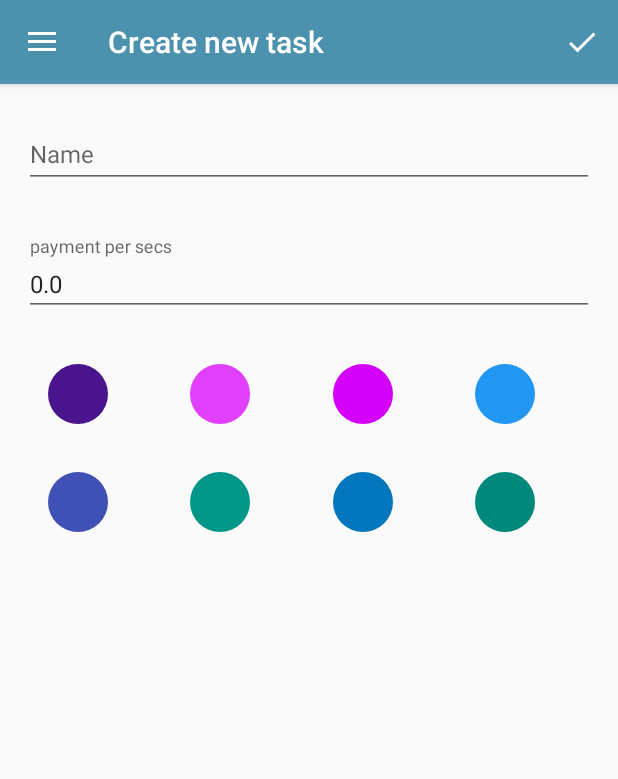
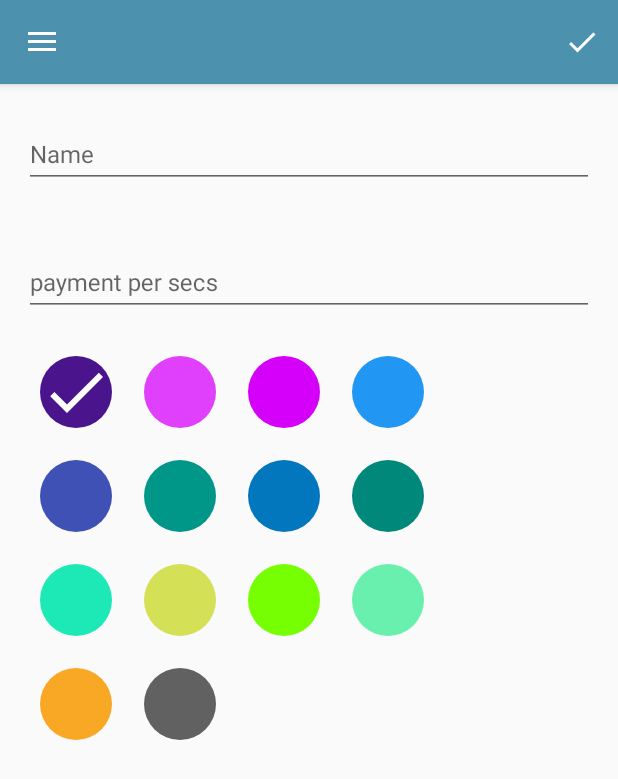
Before and after one commit to quyetdv155214/Pomodoro, an Android app: the fragment TaskDetailFragment placed in its activity, on a phone screen of 412 x 824 dp. Shown: the top 779 px of the screen. Run offline under Robolectric (Android 15) with nearby library versions, the phone set to English and light mode, and no system bars; our stand-ins replace ButterKnife.

Commit message:
session 7

```diff
--- a/Podomoro/app/src/main/java/com/example/quyet/podomoro/activities/LoginActivity.java
+++ b/Podomoro/app/src/main/java/com/example/quyet/podomoro/activities/LoginActivity.java
@@ -75,7 +75,7 @@ public class LoginActivity extends AppCompatActivity {
         SharedPrefs.init(this);
         etUsername.requestFocus();
 
-//        skipLoginIfPossible();
+        skipLoginIfPossible();
 //
 
     }
--- a/Podomoro/app/src/main/java/com/example/quyet/podomoro/adapters/ColorTableAdapter.java
+++ /dev/null
@@ -1,43 +0,0 @@
-package com.example.quyet.podomoro.adapters;
-
-import android.support.v7.widget.RecyclerView;
-import android.view.LayoutInflater;
-import android.view.View;
-import android.view.ViewGroup;
-
-import com.example.quyet.podomoro.R;
-import com.example.quyet.podomoro.adapters.viewHolders.ColorTableViewHolder;
-import com.example.quyet.podomoro.databases.DBContext;
-import com.example.quyet.podomoro.databases.models.Color;
-
-/**
- * Created by quyet on 2/11/2017.
- */
-
-public class ColorTableAdapter extends RecyclerView.Adapter<ColorTableViewHolder>{
-
-    @Override
-    public ColorTableViewHolder onCreateViewHolder(ViewGroup parent, int viewType) {
-        LayoutInflater layoutInflater  = LayoutInflater.from(parent.getContext());
-        View itemView  = layoutInflater.inflate(
-                R.layout.item_color,
-                parent,
-                false
-        );
-
-        ColorTableViewHolder colorTableViewHolder = new ColorTableViewHolder(itemView);
-        return colorTableViewHolder;
-    }
-
-    @Override
-    public void onBindViewHolder(ColorTableViewHolder holder, int position) {
-        Color color = DBContext.instance.allColor().get(position);
-        holder.bind(color);
-    }
-
-    @Override
-    public int getItemCount() {
-
-        return DBContext.instance.allColor().size();
-    }
-}
--- a/Podomoro/app/src/main/java/com/example/quyet/podomoro/adapters/TaskAdapter.java
+++ b/Podomoro/app/src/main/java/com/example/quyet/podomoro/adapters/TaskAdapter.java
@@ -15,6 +15,15 @@ import com.example.quyet.podomoro.databases.models.Task;
  */
 
 public class TaskAdapter extends RecyclerView.Adapter<TaskViewHolder> {
+    public interface TaskItemClickListener{
+        void onItemClick(Task task);
+    }
+    private TaskItemClickListener taskItemClickListener;
+
+    public void setTaskItemClickListener(TaskItemClickListener taskItemClickListener) {
+        this.taskItemClickListener = taskItemClickListener;
+    }
+
     @Override
     public TaskViewHolder onCreateViewHolder(ViewGroup parent, int viewType) {
         // 1 : create view
@@ -32,9 +41,19 @@ public class TaskAdapter extends RecyclerView.Adapter<TaskViewHolder> {
     @Override
     public void onBindViewHolder(TaskViewHolder holder, int position) {
         //1 : get data based on positon
-        Task task = DBContext.instance.allTask().get(position);
+        final Task task = DBContext.instance.allTask().get(position);
         //2 : bind data into view
         holder.bind(task);
+        holder.itemView.setOnClickListener(new View.OnClickListener() {
+            @Override
+            public void onClick(View v) {
+                //send event to outside
+            if (taskItemClickListener != null){
+                taskItemClickListener.onItemClick(task);
+            }
+
+            }
+        });
     }
     // lay so luong
     @Override
--- /dev/null
+++ b/Podomoro/app/src/main/java/com/example/quyet/podomoro/adapters/TaskColorAdapter.java
@@ -0,0 +1,84 @@
+package com.example.quyet.podomoro.adapters;
+
+import android.support.v7.widget.RecyclerView;
+import android.util.Log;
+import android.view.LayoutInflater;
+import android.view.View;
+import android.view.ViewGroup;
+
+import com.example.quyet.podomoro.R;
+import com.example.quyet.podomoro.adapters.viewHolders.ColorTableViewHolder;
+import com.example.quyet.podomoro.databases.DBContext;
+import com.example.quyet.podomoro.databases.models.Color;
+import com.example.quyet.podomoro.databases.models.Task;
+
+import static android.content.ContentValues.TAG;
+
+/**
+ * Created by quyet on 2/11/2017.
+ */
+
+public class TaskColorAdapter extends RecyclerView.Adapter<ColorTableViewHolder>{
+    private int selectedPosition;
+
+
+    @Override
+    public ColorTableViewHolder onCreateViewHolder(ViewGroup parent, int viewType) {
+
+        //lay layout inflater
+        LayoutInflater layoutInflater  = LayoutInflater.from(parent.getContext());
+        // cang view
+        View itemView  = layoutInflater.inflate(
+                R.layout.item_color,
+                parent,
+                false
+        );
+
+        ColorTableViewHolder colorTableViewHolder = new ColorTableViewHolder(itemView);
+        return colorTableViewHolder;
+    }
+
+    @Override
+    public void onBindViewHolder(ColorTableViewHolder holder, final int position) {
+        Color color = DBContext.instance.allColor().get(position);
+        holder.bind(color);
+        if(selectedPosition == position){
+            holder.setCheck(true);
+        }else{
+            holder.setCheck(false);
+        }
+        // bat su kien onclick item
+        holder.itemView.setOnClickListener(new View.OnClickListener() {
+            @Override
+            public void onClick(View v) {
+                selectedPosition = position;
+                Log.d(TAG, "onClick : item position "+ selectedPosition);
+                notifyDataSetChanged();
+            }
+        });
+
+
+
+    }
+
+    @Override
+    public int getItemCount() {
+
+        return DBContext.instance.allColor().size();
+    }
+    public void setSelectedColor(String color)
+    {
+        selectedPosition = 0;
+        for (int colorIndex =0; colorIndex <Color.COLORS.length; colorIndex++)
+        {
+            if (Color.COLORS[colorIndex].equalsIgnoreCase(color)){
+                selectedPosition = colorIndex;
+                break;
+            }
+        }
+        notifyDataSetChanged();
+    }
+    public String getSelectedColor(){
+        return Color.COLORS[selectedPosition];
+    }
+}
--- a/Podomoro/app/src/main/java/com/example/quyet/podomoro/adapters/viewHolders/ColorTableViewHolder.java
+++ b/Podomoro/app/src/main/java/com/example/quyet/podomoro/adapters/viewHolders/ColorTableViewHolder.java
@@ -5,6 +5,7 @@ import android.graphics.drawable.GradientDrawable;
 import android.support.v7.widget.RecyclerView;
 import android.view.View;
 import android.widget.CheckBox;
+import android.widget.ImageView;
 
 import com.example.quyet.podomoro.R;
 
@@ -16,8 +17,8 @@ import butterknife.ButterKnife;
  */
 
 public class ColorTableViewHolder extends RecyclerView.ViewHolder implements View.OnClickListener {
-    @BindView(R.id.cb_color)
-    CheckBox cb_color;
+    @BindView(R.id.iv_check)
+    ImageView iv_check;
     @BindView(R.id.v_color)
     View v_color;
 
@@ -31,10 +32,13 @@ public class ColorTableViewHolder extends RecyclerView.ViewHolder implements Vie
     }
     @Override
     public void onClick(View view) {
-        if (cb_color.isChecked()){
-            cb_color.setChecked(false);
+
+    }
+    public  void setCheck(boolean check){
+        if (check){
+            iv_check.setVisibility(View.VISIBLE);
         }else{
-            cb_color.setChecked(true);
+            iv_check.setVisibility(View.INVISIBLE);
         }
     }
 }
--- a/Podomoro/app/src/main/java/com/example/quyet/podomoro/adapters/viewHolders/TaskViewHolder.java
+++ b/Podomoro/app/src/main/java/com/example/quyet/podomoro/adapters/viewHolders/TaskViewHolder.java
@@ -50,7 +50,6 @@ public class TaskViewHolder extends RecyclerView.ViewHolder{
         gradientDrawable.setColor(Color.parseColor(task.getColor()));
         // 2 : bind name
          tv_task_name.setText(task.getName());
-
     }
 
 
--- a/Podomoro/app/src/main/java/com/example/quyet/podomoro/databases/DBContext.java
+++ b/Podomoro/app/src/main/java/com/example/quyet/podomoro/databases/DBContext.java
@@ -17,24 +17,31 @@ public class DBContext {
     private DBContext() {
     }
 
-    public List<Task> allTask(){
-        List<Task> tasks = new ArrayList<>();
-        tasks.add(new Task("Task 1","#4A148C"));
-        tasks.add(new Task("Task 2","#E040FB"));
-        tasks.add(new Task("Task 3","#D500F9"));
-        tasks.add(new Task("Task 4","#2196F3"));
-        tasks.add(new Task("Task 5","#3F51B5"));
-        tasks.add(new Task("Task 6","#009688"));
-        tasks.add(new Task("Task 7","#0277BD"));
-        tasks.add(new Task("Task 8","#00897B"));
-        tasks.add(new Task("Task 9","#1DE9B6"));
-        tasks.add(new Task("Task 10","#D4E157"));
-        tasks.add(new Task("Task 11","#76FF03"));
-        tasks.add(new Task("Task 12","#69F0AE"));
-        tasks.add(new Task("Task 13","#F9A825"));
-        tasks.add(new Task("Task 14","#616161"));
+    List<Task> tasks;
+
+    public List<Task> allTask() {
+        if (tasks == null) {
+            tasks = new ArrayList<>();
+            tasks.add(new Task("Task 1", "#4A148C", 1));
+            tasks.add(new Task("Task 2", "#E040FB", 8));
+            tasks.add(new Task("Task 3", "#D500F9", 9));
+            tasks.add(new Task("Task 4", "#2196F3",9));
+            tasks.add(new Task("Task 5", "#3F51B5",0.5));
+            tasks.add(new Task("Task 6", "#009688",0.8));
+            tasks.add(new Task("Task 7", "#0277BD"));
+            tasks.add(new Task("Task 8", "#00897B"));
+            tasks.add(new Task("Task 9", "#1DE9B6"));
+            tasks.add(new Task("Task 10", "#D4E157"));
+            tasks.add(new Task("Task 11", "#76FF03"));
+            tasks.add(new Task("Task 12", "#69F0AE"));
+            tasks.add(new Task("Task 13", "#F9A825"));
+            tasks.add(new Task("Task 14", "#616161"));
+        }
+
         return tasks;
-    }  public List<Color> allColor(){
+    }
+
+    public List<Color> allColor() {
         List<Color> colors = new ArrayList<>();
         colors.add(new Color("#4A148C"));
         colors.add(new Color("#E040FB"));
@@ -52,4 +59,9 @@ public class DBContext {
         colors.add(new Color("#616161"));
         return colors;
     }
+
+
+    public void addTask(Task newTask) {
+        tasks.add(newTask);
+    }
 }
--- a/Podomoro/app/src/main/java/com/example/quyet/podomoro/databases/models/Task.java
+++ b/Podomoro/app/src/main/java/com/example/quyet/podomoro/databases/models/Task.java
@@ -7,7 +7,7 @@ package com.example.quyet.podomoro.databases.models;
 public class Task {
     private String name;
     private String color;
-
+    private double payment_per_hour;
 
     public String getName() {
         return name;
@@ -31,6 +31,12 @@ public class Task {
 
     }
 
+    public Task(String name, String color, double payment_per_hour) {
+        this.name = name;
+        this.color = color;
+        this.payment_per_hour = payment_per_hour;
+    }
+
     @Override
     public String toString() {
         return "Task{" +
@@ -38,4 +44,12 @@ public class Task {
                 ", name='" + name + '\'' +
                 '}';
     }
+
+    public double getPayment_per_hour() {
+        return payment_per_hour;
+    }
+
+    public void setPayment_per_hour(float payment_per_hour) {
+        this.payment_per_hour = payment_per_hour;
+    }
 }
--- /dev/null
+++ b/Podomoro/app/src/main/java/com/example/quyet/podomoro/decoration/TaskColorDecor.java
@@ -0,0 +1,19 @@
+package com.example.quyet.podomoro.decoration;
+
+import android.graphics.Rect;
+import android.support.v7.widget.RecyclerView;
+import android.view.View;
+
+/**
+ * Created by quyetdv on 2/15/2017.
+ */
+
+public class TaskColorDecor extends RecyclerView.ItemDecoration {
+    @Override
+    public void getItemOffsets(Rect outRect, View view, RecyclerView parent, RecyclerView.State state) {
+        outRect.top= 16;
+        outRect.right =16;
+        outRect.left = 16;
+        outRect.bottom= 16;
+    }
+}
--- a/Podomoro/app/src/main/java/com/example/quyet/podomoro/fragment/ManagerFragment.java
+++ b/Podomoro/app/src/main/java/com/example/quyet/podomoro/fragment/ManagerFragment.java
@@ -29,4 +29,6 @@ public class ManagerFragment {
         }
         ft.commit();
     }
+
+
 }
--- a/Podomoro/app/src/main/java/com/example/quyet/podomoro/fragment/TaskDetailFragment.java
+++ b/Podomoro/app/src/main/java/com/example/quyet/podomoro/fragment/TaskDetailFragment.java
@@ -3,8 +3,6 @@ package com.example.quyet.podomoro.fragment;
 
 import android.os.Bundle;
 import android.support.v4.app.Fragment;
-import android.support.v4.app.FragmentManager;
-import android.support.v7.app.AppCompatActivity;
 import android.support.v7.widget.GridLayoutManager;
 import android.support.v7.widget.RecyclerView;
 import android.view.LayoutInflater;
@@ -18,7 +16,10 @@ import android.widget.Toast;
 
 import com.example.quyet.podomoro.R;
 import com.example.quyet.podomoro.activities.TaskActivity;
-import com.example.quyet.podomoro.adapters.ColorTableAdapter;
+import com.example.quyet.podomoro.adapters.TaskColorAdapter;
+import com.example.quyet.podomoro.databases.DBContext;
+import com.example.quyet.podomoro.databases.models.Task;
+import com.example.quyet.podomoro.decoration.TaskColorDecor;
 
 import butterknife.BindView;
 import butterknife.ButterKnife;
@@ -30,13 +31,26 @@ public class TaskDetailFragment extends Fragment implements FragmentListener{
 
     @BindView(R.id.rv_colors)
     RecyclerView rv_colors;
+
+    @BindView(R.id.et_name)
+    EditText et_name;
     @BindView(R.id.et_payment)
     EditText payment;
+    TaskColorAdapter colorAdapter;
+    private String title;
+    private Task task;
     public TaskDetailFragment() {
         // Required empty public constructor
         setHasOptionsMenu(true);
     }
 
+    public void setTask(Task task) {
+        this.task = task;
+    }
+
+    public void setTitle(String title) {
+        this.title = title;
+    }
 
     @Override
     public View onCreateView(LayoutInflater inflater, ViewGroup container,
@@ -50,10 +64,29 @@ public class TaskDetailFragment extends Fragment implements FragmentListener{
 
     private void setupUI(View view) {
         ButterKnife.bind(this,view);
-        ColorTableAdapter colorAdapter = new ColorTableAdapter();
+
+        //set layout managet
+        rv_colors.setLayoutManager(new GridLayoutManager(this.getContext(),4));
+        // setAdapter
+        colorAdapter= new TaskColorAdapter();
         rv_colors.setAdapter(colorAdapter);
-        rv_colors.setLayoutManager(new GridLayoutManager(this.getContext(),4));
-        payment.setText("0.0");
+        // add decoration
+        rv_colors.addItemDecoration(new TaskColorDecor());
+        //
+
+        // set title
+        if(getActivity() instanceof  TaskActivity){
+           ((TaskActivity) getActivity()).getSupportActionBar().setTitle(title);
+        }
+        if (task != null){
+            et_name.setText(task.getName());
+            payment.setText(String.format("%.1f", task.getPayment_per_hour()));
+            colorAdapter.setSelectedColor(task.getColor());
+        }
+
+
+    }
+    private  void addListener(){
         payment.setOnFocusChangeListener(new View.OnFocusChangeListener() {
             @Override
             public void onFocusChange(View view, boolean b) {
@@ -62,9 +95,10 @@ public class TaskDetailFragment extends Fragment implements FragmentListener{
                 }
             }
         });
-        AppCompatActivity activity =  (AppCompatActivity) getActivity();
-        activity.getSupportActionBar().setTitle("Create new task");
+
     }
+
+
 
     @Override
     public void onCreateOptionsMenu(Menu menu, MenuInflater inflater) {
@@ -73,12 +107,24 @@ public class TaskDetailFragment extends Fragment implements FragmentListener{
 
     @Override
     public boolean onOptionsItemSelected(MenuItem item) {
-        Toast.makeText(this.getContext(), "Save", Toast.LENGTH_SHORT).show();
-        TaskFragment taskFragment = new TaskFragment();
-        // // TODO: 2/14/2017 pop back stack
-//        replaceFragment(taskFragment, false);
+        if (item.getItemId() == R.id.menu_item)
+        {
+            if(true){
+                Toast.makeText(this.getContext(), "Save", Toast.LENGTH_SHORT).show();
+                //1 : get data from UI
+                String taskName = et_name.getText().toString();
+                double paymentPerHour = Float.parseFloat(payment.getText().toString());
+                String color = colorAdapter.getSelectedColor();
 
-        return true;
+                // 2 : Create new Task
+                Task newTask = new Task(taskName, color, paymentPerHour);
+                // 3 : add to database
+                DBContext.instance.addTask(newTask);
+            }
+
+        }
+        getActivity().onBackPressed();
+        return false;
     }
 
     @Override
@@ -87,4 +133,6 @@ public class TaskDetailFragment extends Fragment implements FragmentListener{
                     .replaceFragment(fragment,addToBackStack);
 
     }
+
+
 }
--- a/Podomoro/app/src/main/java/com/example/quyet/podomoro/fragment/TaskFragment.java
+++ b/Podomoro/app/src/main/java/com/example/quyet/podomoro/fragment/TaskFragment.java
@@ -3,22 +3,17 @@ package com.example.quyet.podomoro.fragment;
 
 import android.os.Bundle;
 import android.support.v4.app.Fragment;
-import android.support.v4.app.FragmentManager;
-import android.support.v4.app.FragmentTransaction;
 import android.support.v7.app.AppCompatActivity;
 import android.support.v7.widget.DividerItemDecoration;
 import android.support.v7.widget.LinearLayoutManager;
 import android.support.v7.widget.RecyclerView;
+import android.util.Log;
 import android.view.LayoutInflater;
-import android.view.Menu;
-import android.view.MenuInflater;
 import android.view.View;
 import android.view.ViewGroup;
-import android.widget.Button;
-
 import com.example.quyet.podomoro.R;
-import com.example.quyet.podomoro.activities.TaskActivity;
 import com.example.quyet.podomoro.adapters.TaskAdapter;
+import com.example.quyet.podomoro.databases.models.Task;
 
 import butterknife.BindView;
 import butterknife.ButterKnife;
@@ -30,9 +25,11 @@ import butterknife.OnClick;
 public class TaskFragment extends Fragment implements FragmentListener {
 
 
+    private static final String TAG = "Task fragment";
     @BindView(R.id.rv_task)
     RecyclerView rvTask;
     private TaskAdapter taskAdapter;
+
     public static TaskFragment instance = new TaskFragment();
     public TaskFragment() {
         // Required empty public constructor
@@ -43,7 +40,7 @@ public class TaskFragment extends Fragment implements FragmentListener {
                              Bundle savedInstanceState) {
         // Inflate the layout for this fragment
         View view = inflater.inflate(R.layout.fragment_task, container, false);
-        searchUI(view);
+        setupUI(view);
         ButterKnife.bind(this,view);
         return  view;
 
@@ -51,7 +48,7 @@ public class TaskFragment extends Fragment implements FragmentListener {
     }
 
 
-    private void searchUI(View view) {
+    private void setupUI(View view) {
         //
 
         ButterKnife.bind(this,view);
@@ -62,12 +59,25 @@ public class TaskFragment extends Fragment implements FragmentListener {
         ((AppCompatActivity)getActivity()).getSupportActionBar().setTitle("Task");
         DividerItemDecoration dividerItemDecoration = new DividerItemDecoration(this.getContext(), DividerItemDecoration.VERTICAL);
         rvTask.addItemDecoration(dividerItemDecoration);
+
+        taskAdapter.setTaskItemClickListener(new TaskAdapter.TaskItemClickListener() {
+            @Override
+            public void onItemClick(Task task) {
+                Log.d(TAG, String.format("onItemClick: %s", task));
+                TaskDetailFragment taskDetailFragment = new TaskDetailFragment();
+                replaceFragment(taskDetailFragment, true);
+                // // TODO: 2/11/2017
+                taskDetailFragment.setTitle("Edit");
+                taskDetailFragment.setTask(task);
+            }
+        });
     }
     @OnClick(R.id.fab)
     void onFabClick(){
         TaskDetailFragment taskDetailFragment = new TaskDetailFragment();
         replaceFragment(taskDetailFragment, true);
         // // TODO: 2/11/2017
+        taskDetailFragment.setTitle("add new Task");
     }
     @Override
     public void replaceFragment(Fragment fragment, boolean addToBackStack) {
--- a/Podomoro/app/src/main/res/layout/fragment_task_detail.xml
+++ b/Podomoro/app/src/main/res/layout/fragment_task_detail.xml
@@ -18,7 +18,7 @@
 
             <EditText
                 android:id="@+id/et_name"
-                android:inputType="textPassword"
+
                 android:imeOptions="actionDone"
                 android:textSize="16sp"
                 android:hint="@string/text_input_name"
@@ -45,8 +45,9 @@
             android:layout_marginRight="16dp"
             android:layout_marginLeft="16dp"
             android:id="@+id/rv_colors"
-            android:layout_width="match_parent"
-            android:layout_height="160dp"
+            android:layout_width="wrap_content"
+
+            android:layout_height="match_parent"
             >
         </android.support.v7.widget.RecyclerView>
     </LinearLayout>
--- a/Podomoro/app/src/main/res/layout/item_color.xml
+++ b/Podomoro/app/src/main/res/layout/item_color.xml
@@ -1,20 +1,20 @@
 <?xml version="1.0" encoding="utf-8"?>
 <RelativeLayout xmlns:android="http://schemas.android.com/apk/res/android"
-    android:layout_margin="16dp"
-    android:orientation="vertical"
     android:layout_width="wrap_content"
-    android:layout_height="wrap_content">
+    android:layout_height="wrap_content"
+    android:orientation="vertical">
+
     <View
         android:id="@+id/v_color"
-        android:background="@drawable/shape_task_color"
-         android:layout_width="40dp"
-        android:layout_height="40dp" />
-    <android.support.v7.widget.AppCompatCheckBox
-        android:id="@+id/cb_color"
-        android:theme="@style/checkBoxStyle"
-        android:layout_width="wrap_content"
-        android:layout_height="wrap_content"
-        android:layout_centerVertical="true"
-        android:layout_centerHorizontal="true"
-        />
+        android:layout_width="@dimen/task_color_size"
+        android:layout_height="@dimen/task_color_size"
+        android:background="@drawable/shape_task_color" />
+    <ImageView
+        android:id="@+id/iv_check"
+        android:visibility="invisible"
+        android:background="@drawable/ic_done_white_24px"
+        android:layout_width="@dimen/task_color_size"
+        android:layout_height="@dimen/task_color_size" />
+
+
 </RelativeLayout>
--- a/Podomoro/app/src/main/res/menu/menu_edit_task.xml
+++ b/Podomoro/app/src/main/res/menu/menu_edit_task.xml
@@ -2,7 +2,7 @@
 <menu xmlns:android="http://schemas.android.com/apk/res/android"
     xmlns:app="http://schemas.android.com/apk/res-auto">
         <item android:title="@string/ok"
-
+            android:id="@+id/menu_item"
             android:icon="@drawable/ic_done_white_24px"
             app:showAsAction="always" >
 
--- a/Podomoro/app/src/main/res/values/dimens.xml
+++ b/Podomoro/app/src/main/res/values/dimens.xml
@@ -16,5 +16,6 @@
     <dimen name="margin_start">16dp</dimen>
     <dimen name="margin_end">16dp</dimen>
     <dimen name="textInputMargin">16dp</dimen>
+    <dimen name="task_color_size">48dp</dimen>
 
 </resources>
--- a/Podomoro/app/src/main/res/values/strings.xml
+++ b/Podomoro/app/src/main/res/values/strings.xml
@@ -22,4 +22,5 @@
     <string name="ok">OK</string>
     <string name="text_input_name">Name</string>
     <string name="payment_per_secs">payment per secs</string>
+    <string name="add_new_task">Add new Task</string>
 </resources>
```
Also changed, not shown: Podomoro/app/src/main/java/com/example/quyet/podomoro/activities/ColorActivity.java (+4 -9 lines), Podomoro/app/src/main/java/com/example/quyet/podomoro/databases/models/Color.java (+21 -0 lines), Podomoro/app/src/main/java/com/example/quyet/podomoro/ultil/Utils.java (added, +9 -0 lines).
